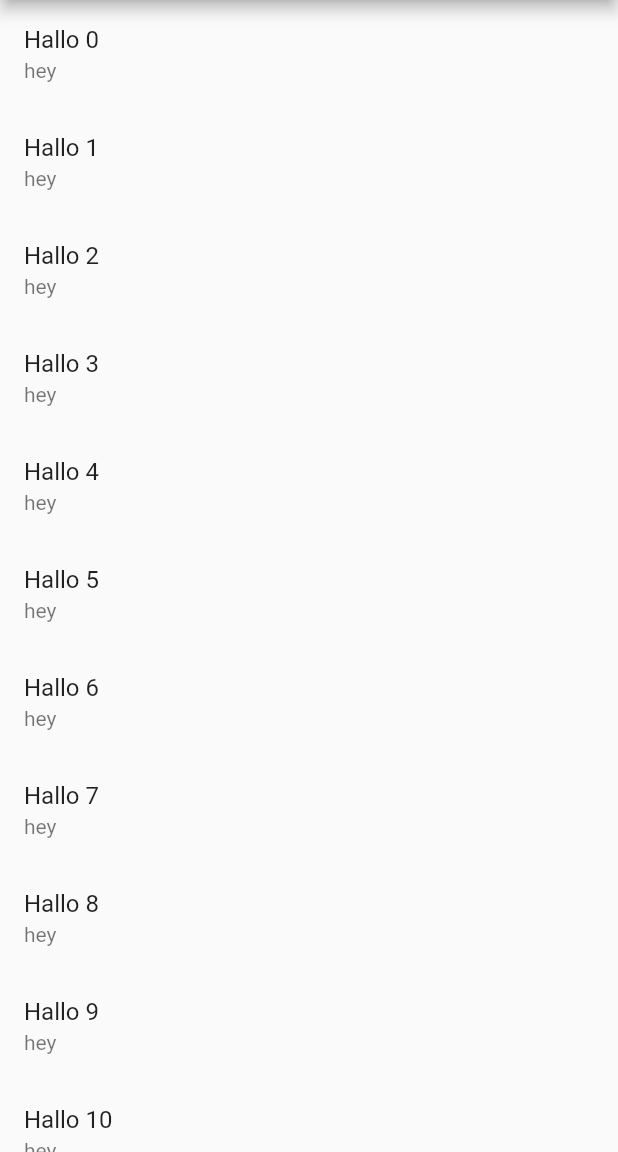
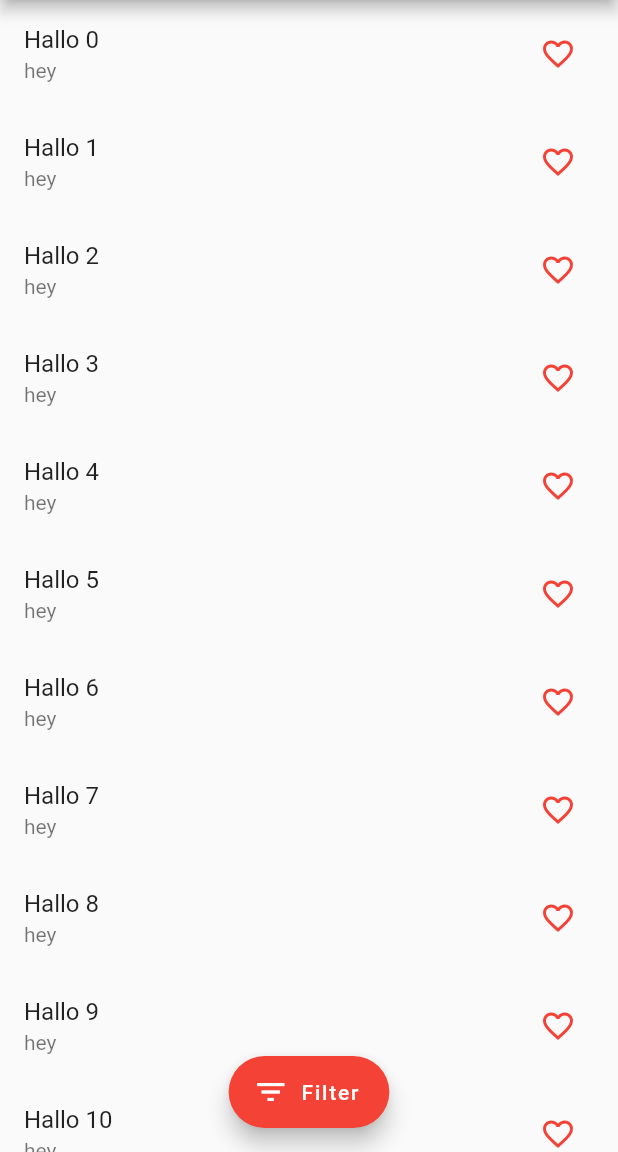
Before and after one commit to MarcelGarus/number_fun_facts, a Flutter app: the screen it shows after launch, on a phone screen of 412 x 824 dp, the part 84-1236 px from its top. Run offline on Flutter 3.47's test engine with Material 2 defaults, Android fonts, the phone set to English and light mode, and no system bars; our stand-ins replace hive; accounts and stored records are empty.

Commit message:
workshop #2

```diff
--- /dev/null
+++ b/lib/favorite_button.dart
@@ -0,0 +1,27 @@
+import 'package:flutter/material.dart';
+import 'package:provider/provider.dart';
+
+import 'utils.dart';
+
+class FavoriteButton extends StatelessWidget {
+  final int number;
+  final Color color;
+
+  const FavoriteButton({Key key, this.number, this.color}) : super(key: key);
+
+  @override
+  Widget build(BuildContext context) {
+    var favBloc = Provider.of<FavoriteBloc>(context);
+    return IconButton(
+        onPressed: () => favBloc.toggleFavorite(number),
+        icon: StreamBuilder<bool>(
+            stream: favBloc.isFavorite(number),
+            initialData: false,
+            builder: (context, snapshot) {
+              return Icon(
+                snapshot.data ? Icons.favorite : Icons.favorite_border,
+                color: color,
+              );
+            }));
+  }
+}
--- a/lib/main.dart
+++ b/lib/main.dart
@@ -1,12 +1,23 @@
 import 'package:flutter/material.dart';
+import 'package:hive/hive.dart';
 import 'package:number_fun_fact/details.dart';
+import 'package:number_fun_fact/favorite_button.dart';
+import 'package:number_fun_fact/utils.dart';
+import 'package:path_provider/path_provider.dart';
+import 'package:provider/provider.dart';
 
-void main() => runApp(MyApp());
+void main() async {
+  Hive.init((await getApplicationDocumentsDirectory()).path);
+  await Hive.openBox('favorites');
+  runApp(MyApp());
+}
 
 class MyApp extends StatelessWidget {
   @override
   Widget build(BuildContext context) {
-    return MaterialApp(
+    return Provider<FavoriteBloc>.value(
+      value: FavoriteBloc(),
+      child: MaterialApp(
         title: 'Number Fun Facts',
         theme: ThemeData(
           primarySwatch: Colors.red,
@@ -14,13 +25,62 @@ class MyApp extends StatelessWidget {
             title: TextStyle(fontSize: 128, color: Colors.white),
           ),
         ),
-      home: Scaffold(
-        appBar: AppBar(title: Text('Number Fun Facts')),
-        body: ListView.builder(
-          itemBuilder: (context, index) => NumberTile(number: index),
-        ),
+        home: NumberListScreen(),
       ),
     );
+  }
+}
+
+class NumberListScreen extends StatefulWidget {
+  @override
+  _NumberListScreenState createState() => _NumberListScreenState();
+}
+
+class _NumberListScreenState extends State<NumberListScreen> {
+  bool filtered = false;
+
+  void toggleFilter() {
+    setState(() {
+      filtered = !filtered;
+    });
+  }
+
+  @override
+  Widget build(BuildContext context) {
+    return Scaffold(
+      appBar: AppBar(title: Text('Number Fun Facts')),
+      body: buildList(),
+      floatingActionButton: FloatingActionButton.extended(
+        onPressed: toggleFilter,
+        icon: Icon(Icons.filter_list),
+        label: Text('Filter'),
+      ),
+      floatingActionButtonLocation: FloatingActionButtonLocation.centerFloat,
+    );
+  }
+
+  Widget buildList() {
+    if (!filtered) {
+      return ListView.builder(
+        itemBuilder: (context, index) => NumberTile(number: index),
+      );
+    } else {
+      return StreamBuilder<Set<int>>(
+          stream: Provider.of<FavoriteBloc>(context).allFavorites,
+          initialData: {},
+          builder: (context, snapshot) {
+            var numbers = snapshot.data.toList()..sort();
+
+            return ListView(
+              children: <Widget>[
+                for (var number in numbers)
+                  NumberTile(
+                    number: number,
+                  ),
+              ],
+            );
+          });
+    }
   }
 }
 
@@ -41,6 +101,9 @@ class NumberTile extends StatelessWidget {
         title: Text('Hallo $number'),
         subtitle: Text('hey'),
         onTap: () => _openDetailsScreen(context),
-    );
+        trailing: FavoriteButton(
+          number: number,
+          color: Theme.of(context).primaryColor,
+        ));
   }
 }
--- a/pubspec.yaml
+++ b/pubspec.yaml
@@ -9,6 +9,9 @@ environment:
 dependencies:
   flutter:
     sdk: flutter
+  provider: ^3.2.0
+  hive: ^1.1.1
+  path_provider: ^1.5.0
 
   # The following adds the Cupertino Icons font to your application.
   # Use with the CupertinoIcons class for iOS style icons.
```
Also changed, not shown: lib/details.dart (+21 -16 lines), lib/utils.dart (added, +43 -0 lines), pubspec.lock, 1 other file. Lines whose indentation alone changed are shown as unchanged.
